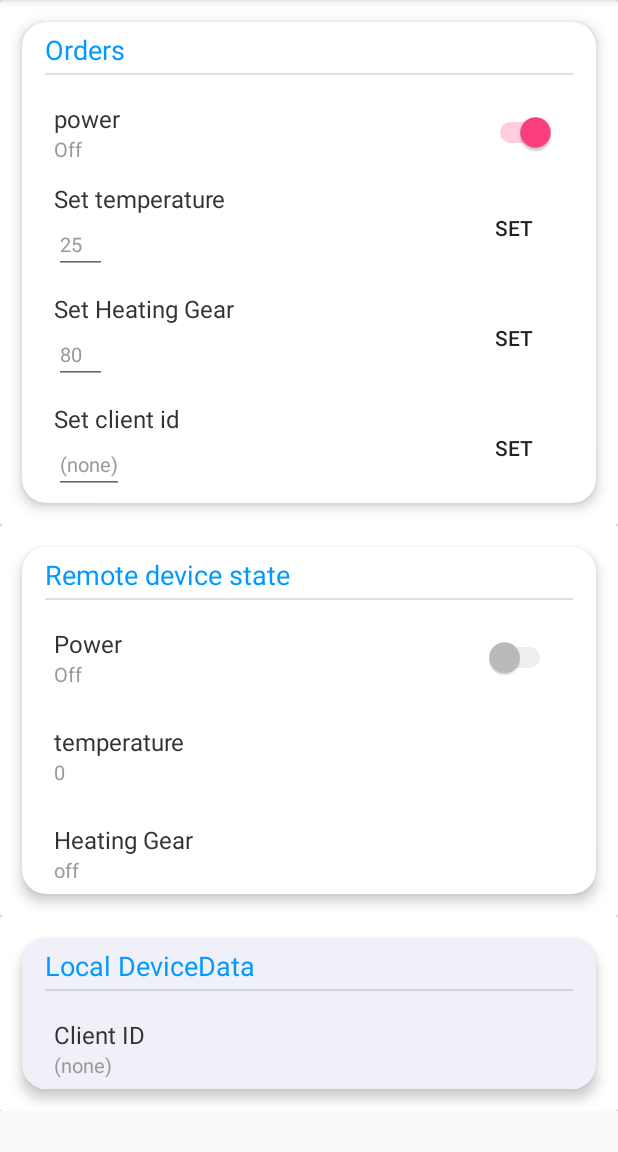
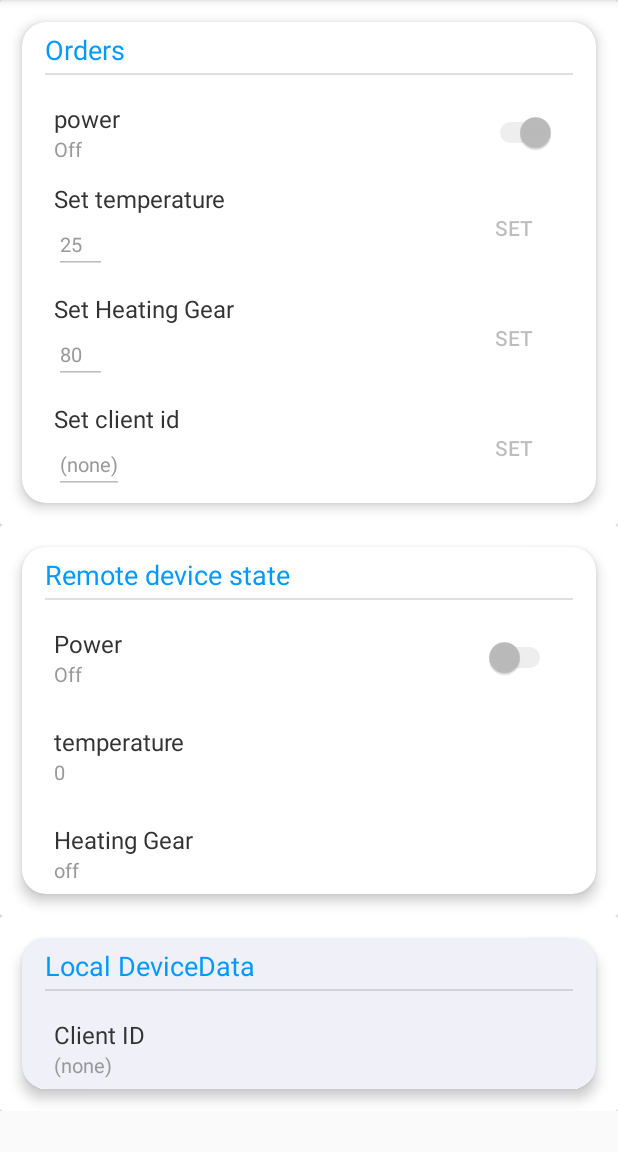
Before and after one commit to Ling-Lu/DeviceController, an Android app: the screen it shows after launch (ControllerActivity), after a tap on "power", on a phone screen of 412 x 824 dp, the part 84-1236 px from its top. Run offline under Robolectric (Android 15) with nearby library versions, the phone set to English and light mode, and no system bars; libraries missing offline, so code that uses them is left out: com.igexin.sdk; pictures from the network do not load; 4 statements that could not run were skipped.

```diff
--- a/app/src/main/java/com/lulingfeng/devicecontroller/ControllerActivity.java
+++ b/app/src/main/java/com/lulingfeng/devicecontroller/ControllerActivity.java
@@ -7,12 +7,15 @@ import android.content.pm.PackageManager;
 import android.net.ConnectivityManager;
 import android.net.NetworkInfo;
 import android.os.Build;
+import android.os.Handler;
 import android.support.v4.app.ActivityCompat;
 import android.support.v7.app.AppCompatActivity;
 import android.os.Bundle;
 import android.util.Log;
+import android.widget.Toast;
 
 import com.igexin.sdk.PushManager;
+import com.lulingfeng.viewpreference.CardCategoryPreferenceView;
 import com.lulingfeng.viewpreference.EditPreferenceView;
 import com.lulingfeng.viewpreference.PreferenceItemView;
 import com.lulingfeng.viewpreference.SeekPreferenceView;
@@ -23,7 +26,9 @@ import org.json.JSONObject;
 
 import java.io.File;
 import java.util.HashMap;
+import java.util.LinkedList;
 import java.util.Map;
+import java.util.Queue;
 
 public class ControllerActivity extends AppCompatActivity implements PreferenceItemView.OnPreferenceChangedListener,DeviceControllerApplication.OnDataReceiveListener{
     private final static String TAG = ControllerActivity.class.getSimpleName();
@@ -36,6 +41,9 @@ public class ControllerActivity extends AppCompatActivity implements PreferenceI
     private SwitchPreferenceView mVPower;
     private PreferenceItemView mVClientId;
     private PreferenceItemView mVCurrentGear;
+    private CardCategoryPreferenceView mVOrders;
+    private CardCategoryPreferenceView mRemoteStates;
+    private Handler mHandler = new Handler();
     private String mAppKey = "";
     private String mAppSecret = "";
     private String mAppId = "";
@@ -107,8 +115,10 @@ public class ControllerActivity extends AppCompatActivity implements PreferenceI
         mVCurrentGear = (PreferenceItemView) findViewById(R.id.id_gear);
         mVPower = (SwitchPreferenceView) findViewById(R.id.id_power);
         mVClientId = (PreferenceItemView) findViewById(R.id.id_device_data);
+        mVOrders = (CardCategoryPreferenceView) findViewById(R.id.id_orders);
+        mRemoteStates = (CardCategoryPreferenceView) findViewById(R.id.id_remote_states);
 
-        mVPower.setEnabled(false);
+        mRemoteStates.setEnabled(false);
         mVPowerSwitch.setOnPreferenceChangeListener(this);
         mVChangeClientId.setOnPreferenceChangeListener(this);
         mVChangeTemperature.setOnPreferenceChangeListener(this);
@@ -128,26 +138,6 @@ public class ControllerActivity extends AppCompatActivity implements PreferenceI
         }
     }
 
-
-    /**
-     * 判断网络是否连接.
-     */
-    private boolean isNetworkConnected() {
-        ConnectivityManager connectivity = (ConnectivityManager) getSystemService(Context.CONNECTIVITY_SERVICE);
-        if (connectivity != null) {
-            NetworkInfo[] info = connectivity.getAllNetworkInfo();
-            if (info != null) {
-                for (NetworkInfo ni : info) {
-                    if (ni.getState() == NetworkInfo.State.CONNECTED) {
-                        Log.d(TAG, "type = " + (ni.getType() == 0 ? "mobile" : ((ni.getType() == 1) ? "wifi" : "none")));
-                        return true;
-                    }
-                }
-            }
-        }
-
-        return false;
-    }
     @Override
     public boolean onPreferenceChange(PreferenceItemView preferenceItemView, Object newValue) {
         Map<String,Object> mData = new HashMap<>();
@@ -174,10 +164,36 @@ public class ControllerActivity extends AppCompatActivity implements PreferenceI
             mData.put(DeviceControllerUtils.ControllerConstants.KEY_CURRENT_TEMPERATURE,mVChangeTemperature.getValue());
         }
         JSONObject jsonObject = new JSONObject(mData);
-        SendSingleMessage.sendMsg(mAppId,mAppKey,mVChangeClientId.getValue(),jsonObject.toString());
+        startToSend(jsonObject);
         return true;
     }
-
+    Queue<Long> mSendTimes = new LinkedList<>();
+    final static int continue_time = 3;
+    final static int continue_threshold = 350;
+    final static int reEnableOrderTime = 5000;
+    Runnable reEnableOrders = new Runnable() {
+        @Override
+        public void run() {
+            mVOrders.setEnabled(true);
+        }
+    };
+    private void startToSend(JSONObject jsonObject) {
+        long sendTime = System.currentTimeMillis();
+        mSendTimes.offer(sendTime);
+        if(mSendTimes.size() >= continue_time) {
+            int avgTime = (int) ((sendTime - mSendTimes.poll()) / continue_time);
+            if(avgTime < continue_threshold) {
+                Toast.makeText(getApplicationContext(),"Your operation is too frequent , please do it after 5s",Toast.LENGTH_LONG).show();
+                mVOrders.setEnabled(false);
+                mHandler.postDelayed(reEnableOrders,reEnableOrderTime);
+            }
+        }
+        if(DeviceControllerUtils.isNetworkConnected(getApplicationContext())) {
+            SendSingleMessage.sendMsg(mAppId, mAppKey, mVChangeClientId.getValue(), jsonObject.toString());
+        } else {
+            Toast.makeText(getApplicationContext(),"Please check your network connection",Toast.LENGTH_LONG).show();
+        }
+    }
     @Override
     public void onReceiveClientId(String cid) {
         mVClientId.setSummary(cid);
--- a/app/src/main/java/com/lulingfeng/devicecontroller/DeviceControllerUtils.java
+++ b/app/src/main/java/com/lulingfeng/devicecontroller/DeviceControllerUtils.java
@@ -1,4 +1,9 @@
 package com.lulingfeng.devicecontroller;
+
+import android.content.Context;
+import android.net.ConnectivityManager;
+import android.net.NetworkInfo;
+import android.util.Log;
 
 /**
  * Created by Administrator on 2018/2/3 0003.
@@ -8,7 +13,25 @@ public class DeviceControllerUtils {
     private final static String TAG = DeviceControllerUtils.class.getSimpleName();
 
 
+    /**
+     * 判断网络是否连接.
+     */
+    public static boolean isNetworkConnected(Context context) {
+        ConnectivityManager connectivity = (ConnectivityManager) context.getSystemService(Context.CONNECTIVITY_SERVICE);
+        if (connectivity != null) {
+            NetworkInfo[] info = connectivity.getAllNetworkInfo();
+            if (info != null) {
+                for (NetworkInfo ni : info) {
+                    if (ni.getState() == NetworkInfo.State.CONNECTED) {
+                        Log.d(TAG, "type = " + (ni.getType() == 0 ? "mobile" : ((ni.getType() == 1) ? "wifi" : "none")));
+                        return true;
+                    }
+                }
+            }
+        }
 
+        return false;
+    }
 
 
 
--- a/app/src/main/java/com/lulingfeng/devicecontroller/SendSingleMessage.java
+++ b/app/src/main/java/com/lulingfeng/devicecontroller/SendSingleMessage.java
@@ -25,9 +25,11 @@ public class SendSingleMessage {
     static String host = "http://sdk.open.api.igexin.com/apiex.htm";
 
     public static void sendMsg(String appId,String appKey,String cid,final String content) {
+
         mAppId = appId;
         mAppKey = appKey;
         mCID = cid;
+
         new Thread(new Runnable() {
             @Override
             public void run() {
@@ -46,12 +48,14 @@ public class SendSingleMessage {
                 target.setClientId(mCID);
                 //target.setAlias(Alias);
                 IPushResult ret = null;
-                Log.d(TAG, "run: " + push.getClientIdStatus(mAppId,mCID));
+                Log.d(TAG, "run: getClientIdStatus" + push.getClientIdStatus(mAppId,mCID));
                 try {
                     ret = push.pushMessageToSingle(message, target);
                 } catch (RequestException e) {
                     e.printStackTrace();
                     ret = push.pushMessageToSingle(message, target, e.getRequestId());
+                } catch (Exception e) {
+                    Log.e(TAG, "can not get the error, should never help");
                 }
                 if (ret != null) {
                     System.out.println(ret.getResponse().toString());
--- a/app/src/main/res/layout/activity_controller.xml
+++ b/app/src/main/res/layout/activity_controller.xml
@@ -17,6 +17,7 @@
             <com.lulingfeng.viewpreference.CardCategoryPreferenceView
                 android:layout_width="wrap_content"
                 android:layout_height="wrap_content"
+                android:id="@+id/id_orders"
                 app:Title="Orders">
 
                 <com.lulingfeng.viewpreference.SwitchPreferenceView
@@ -53,6 +54,7 @@
             <com.lulingfeng.viewpreference.CardCategoryPreferenceView
                 android:layout_width="wrap_content"
                 android:layout_height="wrap_content"
+                android:id="@+id/id_remote_states"
                 app:Title="Remote device state">
 
                 <com.lulingfeng.viewpreference.SwitchPreferenceView
```
